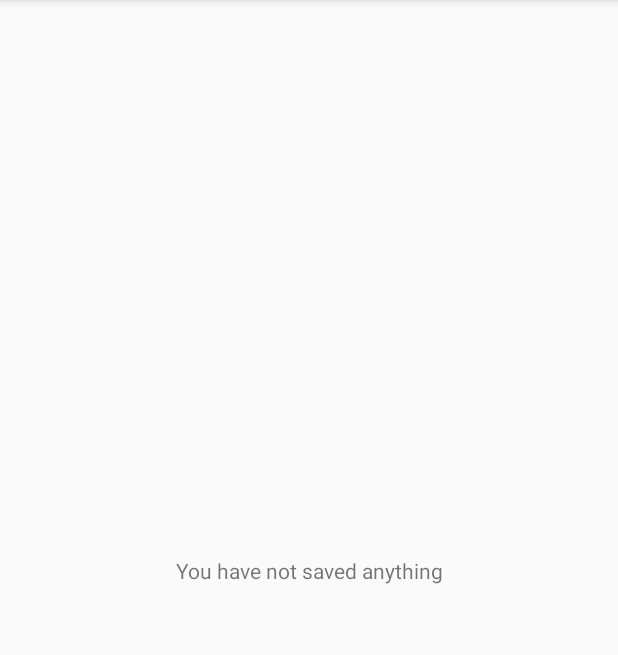
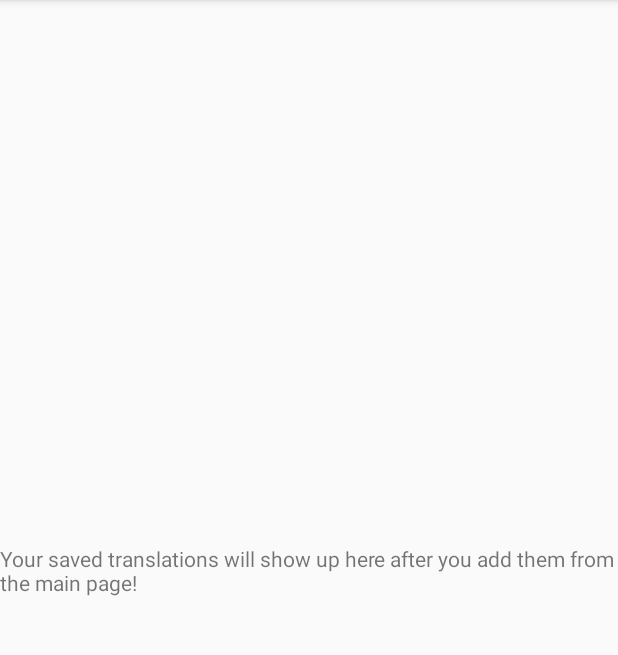
Before and after one commit to JoeM88/MVCGetAcross, an Android app: the SavedTranslationsScreen screen opened directly, with no data from a screen before it, on a phone screen of 412 x 824 dp, the part 84-739 px from its top. Run offline under Robolectric (Android 15) with nearby library versions, the phone set to English and light mode, and no system bars; our stand-ins replace ButterKnife, Room's generated code.

Commit message:
Issue #14 provided more detail for empty Saved Translations page

```diff
--- a/app/src/main/res/values/strings.xml
+++ b/app/src/main/res/values/strings.xml
@@ -18,6 +18,6 @@
     <string name="saving_toast_message">Saving…</string>
     <string name="translation_saved_successfully_message">Translation saved</string>
     <string name="translation_unsuccessfully_saved_message">Unable to save translation</string>
-    <string name="empty_recyclerview_message">You have not saved anything</string>
+    <string name="empty_recyclerview_message">Your saved translations will show up here after you add them from the main page!</string>
 
 </resources>
```
